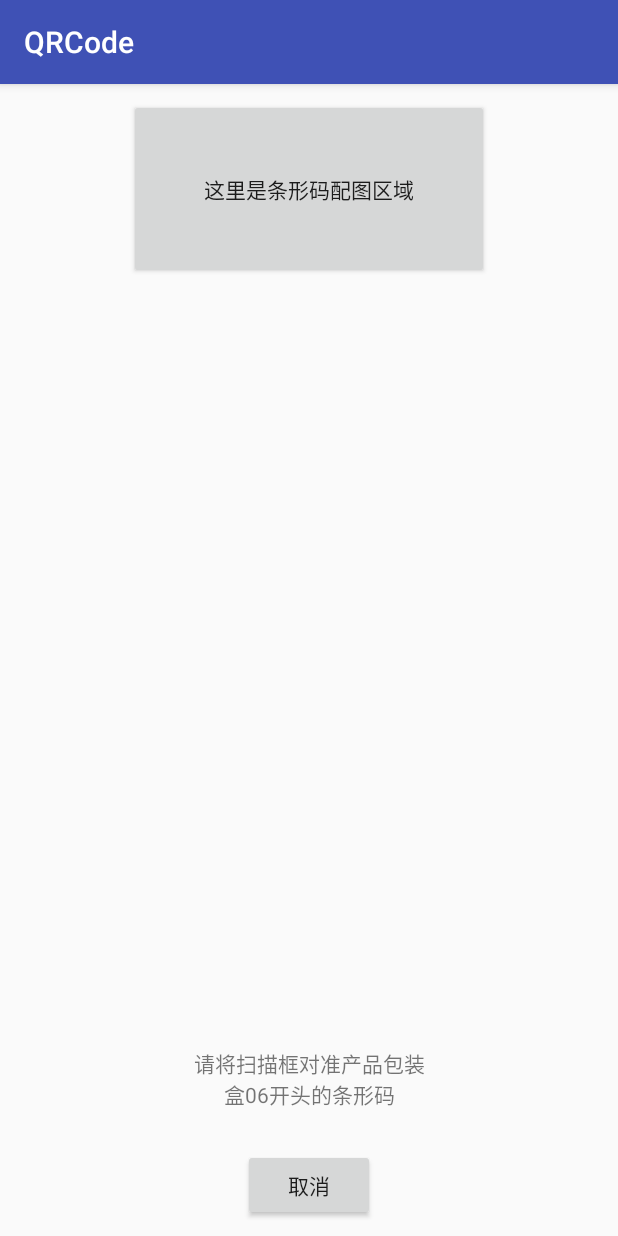
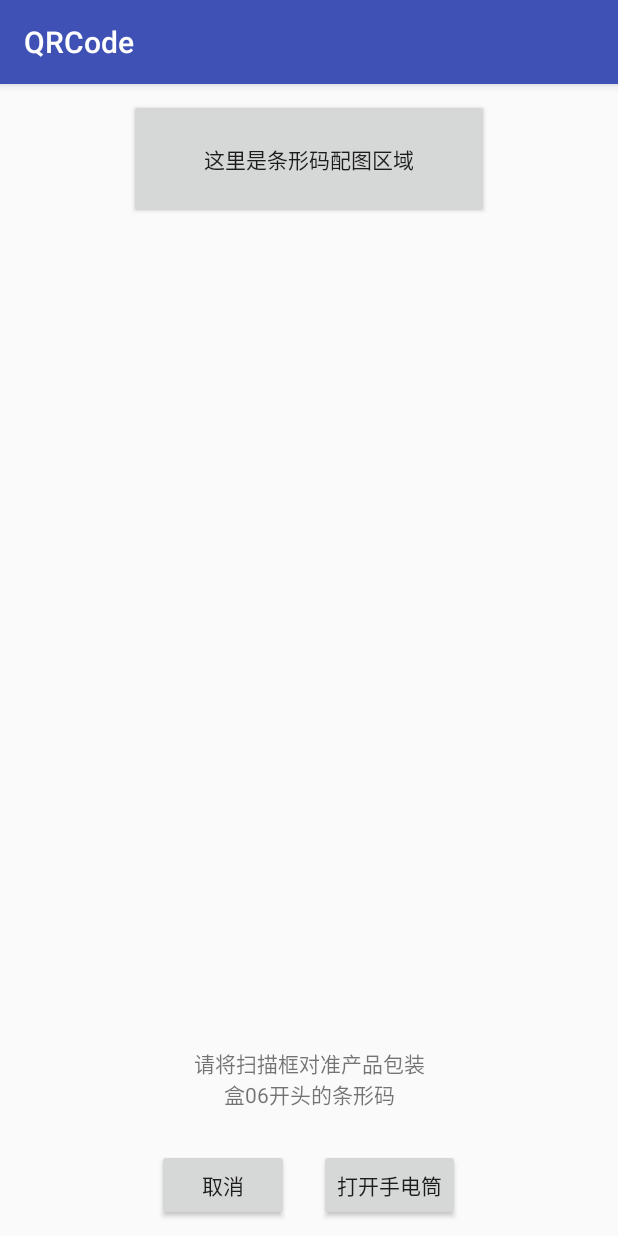
Before and after one commit to iflytek-duan/QRCode, an Android app: the ScanActivity screen opened directly, with no data from a screen before it, on a phone screen of 412 x 824 dp. Run offline under Robolectric (Android 15) with nearby library versions, the phone set to English and light mode, and no system bars; libraries missing offline, so code that uses them is left out: com.uuzuche.lib_zxing; 4 statements that could not run were skipped.

Commit message:
1.优化布局结构，新增闪光灯控制按钮； 2.识别成功后新增识别结果校验功能； 3.处理逻辑优化。

```diff
--- a/app/src/main/java/com/zihao/qrsimple/scan/ScanActivity.java
+++ b/app/src/main/java/com/zihao/qrsimple/scan/ScanActivity.java
@@ -6,6 +6,7 @@ import android.os.Bundle;
 import android.support.annotation.Nullable;
 import android.support.v7.app.AppCompatActivity;
 import android.view.View;
+import android.widget.Button;
 
 import com.uuzuche.lib_zxing.activity.CaptureFragment;
 import com.uuzuche.lib_zxing.activity.CodeUtils;
@@ -18,7 +19,12 @@ import com.zihao.qrsimple.R;
  * Date：2017/9/19 16:43
  * Version：v1.0
  */
-public class ScanActivity extends AppCompatActivity {
+public class ScanActivity extends AppCompatActivity implements View.OnClickListener {
+
+    private static final String QR_PREFIX = "06";// 条形码前缀
+
+    private Button btnLight;
+    private boolean isEnableLight = false;// 标识是否打开闪光灯，默认为否
 
     @Override
     protected void onCreate(@Nullable Bundle savedInstanceState) {
@@ -29,12 +35,10 @@ public class ScanActivity extends AppCompatActivity {
     }
 
     private void initView() {
-        findViewById(R.id.scan_btn_cancel).setOnClickListener(new View.OnClickListener() {
-            @Override
-            public void onClick(View view) {
-                ScanActivity.this.finish();
-            }
-        });
+        btnLight = (Button) findViewById(R.id.scan_btn_light);
+
+        findViewById(R.id.scan_btn_cancel).setOnClickListener(this);
+        btnLight.setOnClickListener(this);
 
         replaceCaptureFragment();
     }
@@ -61,8 +65,15 @@ public class ScanActivity extends AppCompatActivity {
         public void onAnalyzeSuccess(Bitmap mBitmap, String result) {
             Intent resultIntent = new Intent();
             Bundle bundle = new Bundle();
-            bundle.putInt(CodeUtils.RESULT_TYPE, CodeUtils.RESULT_SUCCESS);
-            bundle.putString(CodeUtils.RESULT_STRING, result);
+
+            if (result.startsWith(QR_PREFIX)) {// 如果包含"06"前缀，则表示扫描成功
+                bundle.putInt(CodeUtils.RESULT_TYPE, CodeUtils.RESULT_SUCCESS);
+                bundle.putString(CodeUtils.RESULT_STRING, result);
+            } else {// 不包含"06"前缀表明格式不正确
+                bundle.putInt(CodeUtils.RESULT_TYPE, CodeUtils.RESULT_FAILED);
+                bundle.putString(CodeUtils.RESULT_STRING, "条形码格式不正确");
+            }
+
             resultIntent.putExtras(bundle);
             ScanActivity.this.setResult(RESULT_OK, resultIntent);
             ScanActivity.this.finish();
@@ -73,10 +84,24 @@ public class ScanActivity extends AppCompatActivity {
             Intent resultIntent = new Intent();
             Bundle bundle = new Bundle();
             bundle.putInt(CodeUtils.RESULT_TYPE, CodeUtils.RESULT_FAILED);
-            bundle.putString(CodeUtils.RESULT_STRING, "");
+            bundle.putString(CodeUtils.RESULT_STRING, "解析条形码失败");
             resultIntent.putExtras(bundle);
             ScanActivity.this.setResult(RESULT_OK, resultIntent);
             ScanActivity.this.finish();
         }
     };
+
+    @Override
+    public void onClick(View view) {
+        switch (view.getId()) {
+            case R.id.scan_btn_cancel:// 取消
+                ScanActivity.this.finish();
+                break;
+            case R.id.scan_btn_light:// 灯光控制
+                isEnableLight = !isEnableLight;
+                CodeUtils.isLightEnable(isEnableLight);
+                btnLight.setText(isEnableLight ? R.string.scan_close_light : R.string.scan_open_light);
+                break;
+        }
+    }
 }
--- a/app/src/main/res/layout/activity_scan.xml
+++ b/app/src/main/res/layout/activity_scan.xml
@@ -11,15 +11,15 @@
 
     <Button
         android:layout_width="240dp"
-        android:layout_height="120dp"
+        android:layout_height="80dp"
         android:layout_alignParentTop="true"
         android:layout_centerHorizontal="true"
         android:layout_marginTop="10dp"
         android:gravity="center"
         android:text="这里是条形码配图区域"/>
 
-    <Button
-        android:id="@+id/scan_btn_cancel"
+    <LinearLayout
+        android:id="@+id/scan_control_lt"
         android:layout_width="wrap_content"
         android:layout_height="wrap_content"
         android:layout_alignParentBottom="true"
@@ -28,12 +28,27 @@
         android:layout_marginLeft="20dp"
         android:layout_marginRight="20dp"
         android:layout_marginTop="20dp"
-        android:text="@string/scan_cancel"/>
+        android:orientation="horizontal">
+
+        <Button
+            android:id="@+id/scan_btn_cancel"
+            android:layout_width="wrap_content"
+            android:layout_height="wrap_content"
+            android:layout_marginRight="20dp"
+            android:text="@string/scan_cancel"/>
+
+        <Button
+            android:id="@+id/scan_btn_light"
+            android:layout_width="wrap_content"
+            android:layout_height="wrap_content"
+            android:text="@string/scan_open_light"/>
+
+    </LinearLayout>
 
     <TextView
         android:layout_width="160dp"
         android:layout_height="wrap_content"
-        android:layout_above="@id/scan_btn_cancel"
+        android:layout_above="@id/scan_control_lt"
         android:layout_centerHorizontal="true"
         android:gravity="center"
         android:paddingBottom="6dp"
--- a/app/src/main/res/layout/capture_camera.xml
+++ b/app/src/main/res/layout/capture_camera.xml
@@ -17,7 +17,7 @@
         app:inner_corner_length="30dp"
         app:inner_corner_width="5dp"
         app:inner_height="200dp"
-        app:inner_margintop="150dp"
+        app:inner_margintop="130dp"
         app:inner_scan_bitmap="@drawable/scan_image"
         app:inner_scan_iscircle="false"
         app:inner_scan_speed="10"
--- a/app/src/main/res/values/strings.xml
+++ b/app/src/main/res/values/strings.xml
@@ -3,4 +3,6 @@
     <string name="scan_qr_code">扫描二维码</string>
     <string name="scan_cancel">取消</string>
     <string name="scan_tips_text">请将扫描框对准产品包装盒06开头的条形码</string>
+    <string name="scan_open_light">打开手电筒</string>
+    <string name="scan_close_light">关闭手电筒</string>
 </resources>
```
Also changed, not shown: app/src/main/java/com/zihao/qrsimple/MainActivity.java (+14 -11 lines).
